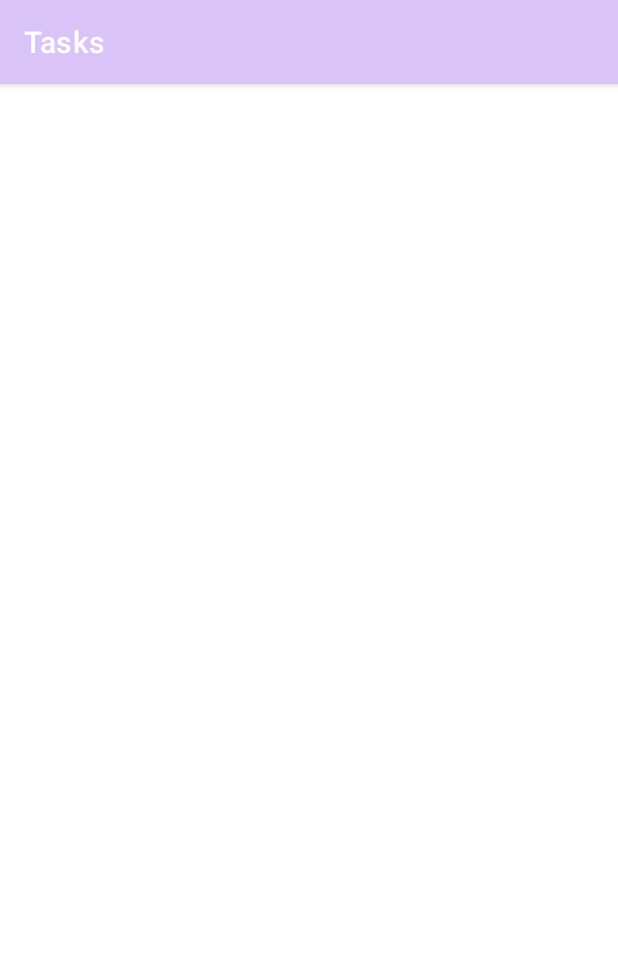
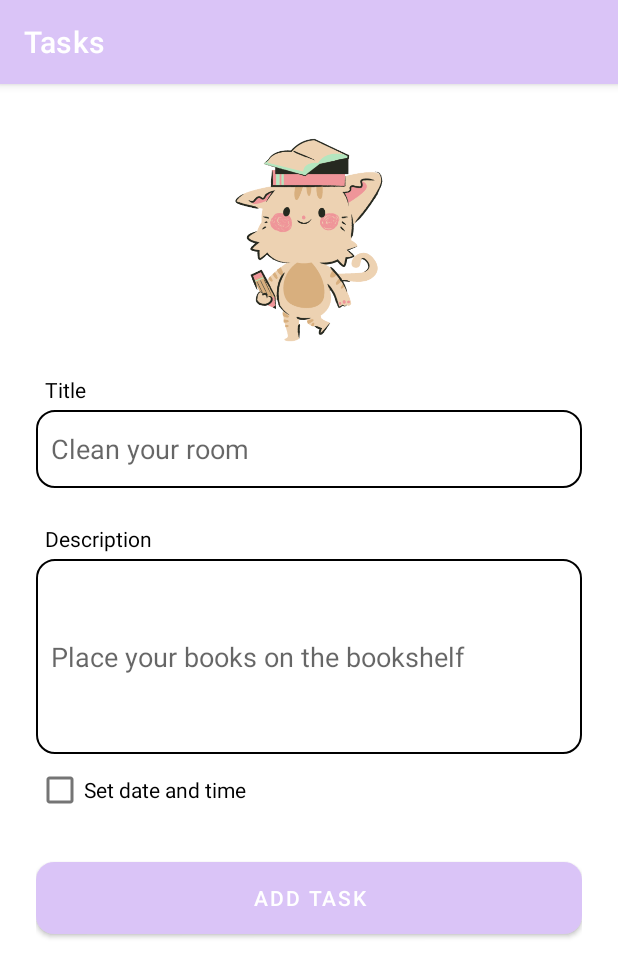
Before and after one commit to prateekthakur272/tasks, an Android app: the AddTask screen opened directly, with no data from a screen before it, on a phone screen of 412 x 824 dp. Shown: the top 977 px of the screen. Run offline under Robolectric (Android 15) with nearby library versions, the phone set to English and light mode, and no system bars.

Commit message:
Add Task Activity created

```diff
--- a/app/src/main/AndroidManifest.xml
+++ b/app/src/main/AndroidManifest.xml
@@ -20,7 +20,7 @@
                 android:value="" />
         </activity>
         <activity
-            android:name=".Task"
+            android:name=".TaskActivity"
             android:exported="false">
             <meta-data
                 android:name="android.app.lib_name"
@@ -53,5 +53,4 @@
                 android:value="" />
         </activity>
     </application>
-
 </manifest>
--- a/app/src/main/java/com/prateekthakur272/tasks/AddTask.kt
+++ b/app/src/main/java/com/prateekthakur272/tasks/AddTask.kt
@@ -1,11 +1,48 @@
 package com.prateekthakur272.tasks
 
+import android.app.DatePickerDialog
+import android.app.TimePickerDialog
 import androidx.appcompat.app.AppCompatActivity
 import android.os.Bundle
+import android.view.View
+import android.widget.CheckBox
+import android.widget.DatePicker
+import android.widget.ImageView
+import android.widget.LinearLayout
+import android.widget.TimePicker
+import java.util.Random
 
-class AddTask : AppCompatActivity() {
+class AddTask : AppCompatActivity(),DatePickerDialog.OnDateSetListener,TimePickerDialog.OnTimeSetListener{
     override fun onCreate(savedInstanceState: Bundle?) {
         super.onCreate(savedInstanceState)
         setContentView(R.layout.activity_add_task)
+
+        val imageArray:Array<Int> = arrayOf(R.drawable.cat,R.drawable.crocodile,R.drawable.elephant,R.drawable.monkey,R.drawable.sea_horse)
+
+        val addDateTime:CheckBox =findViewById(R.id.add_date_time)
+        val dateTimeLayout:LinearLayout = findViewById(R.id.date_time_layout)
+        val image:ImageView = findViewById(R.id.image)
+        image.setImageResource((imageArray).random())
+
+        addDateTime.setOnCheckedChangeListener { _, b ->
+            if (b)
+                dateTimeLayout.visibility = View.VISIBLE
+            else
+                dateTimeLayout.visibility = View.GONE
+        }
+//        val datePickerDialog:DatePickerDialog = DatePickerDialog(this)
+//        datePickerDialog.show()
+    }
+
+    override fun onDateSet(p0: DatePicker?, year: Int, month: Int, day: Int) {
+//        val calendar = Calendar.getInstance()
+//        val timePickerDialog = TimePickerDialog(this,
+//            { timePicker, h, m ->  },calendar.get(Calendar.HOUR),calendar.get(Calendar.MINUTE),false)
+//        timePickerDialog.show()
+
+    }
+
+    override fun onTimeSet(p0: TimePicker?, p1: Int, p2: Int) {
+
     }
 }
--- a/app/src/main/java/com/prateekthakur272/tasks/MainActivity.kt
+++ b/app/src/main/java/com/prateekthakur272/tasks/MainActivity.kt
@@ -1,9 +1,11 @@
 package com.prateekthakur272.tasks
 
+import android.content.Intent
 import android.os.Bundle
 import android.view.Menu
 import android.view.MenuItem
 import android.widget.ArrayAdapter
+import android.widget.ImageButton
 import android.widget.ListView
 import android.widget.Toast
 import androidx.appcompat.app.AppCompatActivity
@@ -18,6 +20,11 @@ class MainActivity : AppCompatActivity() {
             arrayOf("Task","Task","Task","Task","Task","Task","Task","Task","Task","Task","Task","Task","Task","Task","Task","Task","Task","Task","Task","Task","Task","Task","Task","Task","Task","Task","Task","Task","Task")
         )
         taskRecyclerView.adapter = tasksArrayAdapter
+
+        val addTaskButton:ImageButton = findViewById(R.id.add_task_button)
+        addTaskButton.setOnClickListener {
+            startActivity(Intent(this,AddTask::class.java))
+        }
     }
     override fun onCreateOptionsMenu(menu: Menu?): Boolean {
         menuInflater.inflate(R.menu.main_menu,menu)
--- a/app/src/main/java/com/prateekthakur272/tasks/Task.kt
+++ b/app/src/main/java/com/prateekthakur272/tasks/TaskActivity.kt
@@ -3,7 +3,7 @@ package com.prateekthakur272.tasks
 import androidx.appcompat.app.AppCompatActivity
 import android.os.Bundle
 
-class Task : AppCompatActivity() {
+class TaskActivity : AppCompatActivity() {
     override fun onCreate(savedInstanceState: Bundle?) {
         super.onCreate(savedInstanceState)
         setContentView(R.layout.activity_task)
--- /dev/null
+++ b/app/src/main/res/drawable/button_background.xml
@@ -0,0 +1,6 @@
+<?xml version="1.0" encoding="utf-8"?>
+<shape xmlns:android="http://schemas.android.com/apk/res/android"
+    android:shape="rectangle">
+    <solid android:color="@color/lavender_blue"/>
+    <corners android:radius="12dp"/>
+</shape>
--- /dev/null
+++ b/app/src/main/res/drawable/edit_text_background.xml
@@ -0,0 +1,10 @@
+<?xml version="1.0" encoding="utf-8"?>
+<selector xmlns:android="http://schemas.android.com/apk/res/android">
+    <item>
+        <shape android:shape="rectangle">
+            <solid android:color="@android:color/transparent"/>
+            <stroke android:color="?attr/colorOnSecondary" android:width="1dp"/>
+            <corners android:radius="12dp"/>
+        </shape>
+    </item>
+</selector>
--- /dev/null
+++ b/app/src/main/res/layout-land/activity_add_task.xml
@@ -0,0 +1,121 @@
+<?xml version="1.0" encoding="utf-8"?>
+<LinearLayout xmlns:android="http://schemas.android.com/apk/res/android"
+    xmlns:app="http://schemas.android.com/apk/res-auto"
+    xmlns:tools="http://schemas.android.com/tools"
+    android:layout_width="match_parent"
+    android:layout_height="wrap_content"
+    android:orientation="horizontal"
+    android:paddingHorizontal="52dp"
+    tools:context=".AddTask">
+
+    <ImageView
+        android:id="@+id/image"
+        android:layout_width="0dp"
+        android:layout_height="match_parent"
+        android:layout_weight="40"
+        android:padding="24dp"
+        android:contentDescription="@string/image"
+        android:src="@drawable/cat" />
+
+    <ScrollView
+        android:layout_width="0dp"
+        android:layout_height="wrap_content"
+        android:layout_weight="60"
+        android:scrollbars="none">
+
+        <LinearLayout
+            android:layout_width="match_parent"
+            android:layout_height="wrap_content"
+            android:orientation="vertical">
+
+            <LinearLayout
+                android:layout_width="match_parent"
+                android:layout_height="wrap_content"
+                android:layout_marginTop="10dp"
+                android:orientation="vertical">
+
+                <TextView
+                    android:layout_width="wrap_content"
+                    android:layout_height="wrap_content"
+                    android:layout_marginStart="6dp"
+                    android:text="@string/title" />
+
+                <EditText
+                    android:layout_width="match_parent"
+                    android:layout_height="52dp"
+                    android:layout_marginTop="4dp"
+                    android:background="@drawable/edit_text_background"
+                    android:hint="@string/title_placeholder"
+                    android:inputType="text"
+                    android:lines="1"
+                    android:paddingHorizontal="10dp" />
+            </LinearLayout>
+
+            <LinearLayout
+                android:layout_width="match_parent"
+                android:layout_height="wrap_content"
+                android:layout_marginTop="24dp"
+                android:orientation="vertical">
+
+                <TextView
+                    android:layout_width="wrap_content"
+                    android:layout_height="wrap_content"
+                    android:layout_marginStart="6dp"
+                    android:text="@string/description" />
+
+                <EditText
+                    android:layout_width="match_parent"
+                    android:layout_height="wrap_content"
+                    android:layout_marginTop="4dp"
+                    android:background="@drawable/edit_text_background"
+                    android:hint="@string/description_placeholder"
+                    android:inputType="textMultiLine"
+                    android:lines="5"
+                    android:padding="10dp" />
+            </LinearLayout>
+
+            <CheckBox
+                android:id="@+id/add_date_time"
+                android:layout_width="wrap_content"
+                android:layout_height="wrap_content"
+                android:checked="false"
+                android:text="@string/set_date_and_time" />
+
+            <LinearLayout
+                android:id="@+id/date_time_layout"
+                android:layout_width="match_parent"
+                android:layout_height="wrap_content"
+                android:layout_marginTop="24dp"
+                android:orientation="horizontal"
+                android:visibility="gone">
+
+                <TextView
+                    android:layout_width="0dp"
+                    android:layout_height="wrap_content"
+                    android:layout_weight="50"
+                    android:gravity="center"
+                    android:text="@string/date_placeholder"
+                    android:textSize="18sp" />
+
+                <TextView
+                    android:layout_width="0dp"
+                    android:layout_height="wrap_content"
+                    android:layout_weight="50"
+                    android:gravity="center"
+                    android:text="@string/time_placeholder"
+                    android:textSize="18sp" />
+
+            </LinearLayout>
+
+            <Button
+                android:layout_width="match_parent"
+                android:layout_height="wrap_content"
+                android:layout_marginTop="24dp"
+                android:background="@drawable/button_background"
+                android:text="@string/add_task"
+                android:textColor="?attr/colorOnPrimary"
+                android:layout_marginBottom="24dp"/>
+        </LinearLayout>
+    </ScrollView>
+
+</LinearLayout>
--- a/app/src/main/res/layout/activity_add_task.xml
+++ b/app/src/main/res/layout/activity_add_task.xml
@@ -1,9 +1,107 @@
 <?xml version="1.0" encoding="utf-8"?>
-<androidx.constraintlayout.widget.ConstraintLayout xmlns:android="http://schemas.android.com/apk/res/android"
+<LinearLayout xmlns:android="http://schemas.android.com/apk/res/android"
     xmlns:app="http://schemas.android.com/apk/res-auto"
     xmlns:tools="http://schemas.android.com/tools"
     android:layout_width="match_parent"
     android:layout_height="match_parent"
+    android:orientation="vertical"
+    android:paddingHorizontal="24dp"
     tools:context=".AddTask">
 
-</androidx.constraintlayout.widget.ConstraintLayout>
+    <ImageView
+        android:id="@+id/image"
+        android:layout_width="160dp"
+        android:layout_height="160dp"
+        android:layout_gravity="center"
+        android:layout_marginTop="24dp"
+        android:contentDescription="@string/image"
+        android:src="@drawable/cat" />
+
+    <LinearLayout
+        android:layout_width="match_parent"
+        android:layout_height="wrap_content"
+        android:layout_marginTop="10dp"
+        android:orientation="vertical">
+
+        <TextView
+            android:layout_width="wrap_content"
+            android:layout_height="wrap_content"
+            android:layout_marginStart="6dp"
+            android:text="@string/title" />
+
+        <EditText
+            android:layout_width="match_parent"
+            android:layout_height="52dp"
+            android:layout_marginTop="4dp"
+            android:background="@drawable/edit_text_background"
+            android:hint="@string/title_placeholder"
+            android:inputType="text"
+            android:lines="1"
+            android:paddingHorizontal="10dp" />
+    </LinearLayout>
+
+    <LinearLayout
+        android:layout_width="match_parent"
+        android:layout_height="wrap_content"
+        android:layout_marginTop="24dp"
+        android:orientation="vertical">
+
+        <TextView
+            android:layout_width="wrap_content"
+            android:layout_height="wrap_content"
+            android:layout_marginStart="6dp"
+            android:text="@string/description" />
+
+        <EditText
+            android:layout_width="match_parent"
+            android:layout_height="wrap_content"
+            android:layout_marginTop="4dp"
+            android:background="@drawable/edit_text_background"
+            android:hint="@string/description_placeholder"
+            android:inputType="textMultiLine"
+            android:lines="5"
+            android:padding="10dp" />
+    </LinearLayout>
+
+    <CheckBox
+        android:id="@+id/add_date_time"
+        android:layout_width="wrap_content"
+        android:layout_height="wrap_content"
+        android:checked="false"
+        android:text="@string/set_date_and_time" />
+
+    <LinearLayout
+        android:id="@+id/date_time_layout"
+        android:layout_width="match_parent"
+        android:layout_height="wrap_content"
+        android:layout_marginTop="24dp"
+        android:orientation="horizontal"
+        android:visibility="gone">
+
+        <TextView
+            android:layout_width="0dp"
+            android:layout_height="wrap_content"
+            android:layout_weight="50"
+            android:gravity="center"
+            android:text="@string/date_placeholder"
+            android:textSize="18sp" />
+
+        <TextView
+            android:layout_width="0dp"
+            android:layout_height="wrap_content"
+            android:layout_weight="50"
+            android:gravity="center"
+            android:text="@string/time_placeholder"
+            android:textSize="18sp" />
+
+    </LinearLayout>
+
+    <Button
+        android:layout_width="match_parent"
+        android:layout_height="wrap_content"
+        android:layout_marginVertical="24dp"
+        android:background="@drawable/button_background"
+        android:text="@string/add_task"
+        android:textColor="?attr/colorOnPrimary" />
+
+</LinearLayout>
--- a/app/src/main/res/layout/activity_main.xml
+++ b/app/src/main/res/layout/activity_main.xml
@@ -11,6 +11,7 @@
         android:layout_width="match_parent"
         android:layout_height="match_parent"/>
     <ImageButton
+        android:id="@+id/add_task_button"
         android:layout_width="72dp"
         android:layout_height="72dp"
         app:layout_constraintBottom_toBottomOf="parent"
--- a/app/src/main/res/layout/activity_task.xml
+++ b/app/src/main/res/layout/activity_task.xml
@@ -4,6 +4,6 @@
     xmlns:tools="http://schemas.android.com/tools"
     android:layout_width="match_parent"
     android:layout_height="match_parent"
-    tools:context=".Task">
+    tools:context=".TaskActivity">
 
 </androidx.constraintlayout.widget.ConstraintLayout>
--- a/app/src/main/res/values-night/themes.xml
+++ b/app/src/main/res/values-night/themes.xml
@@ -4,15 +4,14 @@
         <!-- Primary brand color. -->
         <item name="colorPrimary">@color/lavender_blue</item>
         <item name="colorPrimaryVariant">@color/blizzard_blue</item>
-        <item name="colorOnPrimary">@color/white</item>
+        <item name="colorOnPrimary">@color/black</item>
         <!-- Secondary brand color. -->
-        <item name="colorSecondary">@color/nyanza</item>
+        <item name="colorSecondary">@color/bisque</item>
         <item name="colorSecondaryVariant">@color/salmon_pink</item>
-        <item name="colorOnSecondary">@color/black</item>
+        <item name="colorOnSecondary">@color/white</item>
         <!-- Status bar color. -->
         <item name="android:statusBarColor">?attr/colorPrimary</item>
         <!-- Customize your theme here. -->
         <item name="android:textColor">@color/white</item>
-        <item name="android:buttonTint">@color/blizzard_blue</item>
     </style>
 </resources>
--- a/app/src/main/res/values/strings.xml
+++ b/app/src/main/res/values/strings.xml
@@ -5,4 +5,12 @@
     <string name="mark_all_tasks_as_done">Mark all tasks as done</string>
     <string name="delete_all_tasks">Delete all tasks</string>
     <string name="add_task">Add task</string>
+    <string name="title">Title</string>
+    <string name="description">Description</string>
+    <string name="title_placeholder">Clean your room</string>
+    <string name="description_placeholder">Place your books on the bookshelf</string>
+    <string name="set_date_and_time">Set date and time</string>
+    <string name="date_placeholder">Date</string>
+    <string name="time_placeholder">Time</string>
+    <string name="image">Image</string>
 </resources>
--- a/app/src/main/res/values/themes.xml
+++ b/app/src/main/res/values/themes.xml
@@ -6,7 +6,7 @@
         <item name="colorPrimaryVariant">@color/blizzard_blue</item>
         <item name="colorOnPrimary">@color/white</item>
         <!-- Secondary brand color. -->
-        <item name="colorSecondary">@color/nyanza</item>
+        <item name="colorSecondary">@color/bisque</item>
         <item name="colorSecondaryVariant">@color/salmon_pink</item>
         <item name="colorOnSecondary">@color/black</item>
         <!-- Status bar color. -->
```
